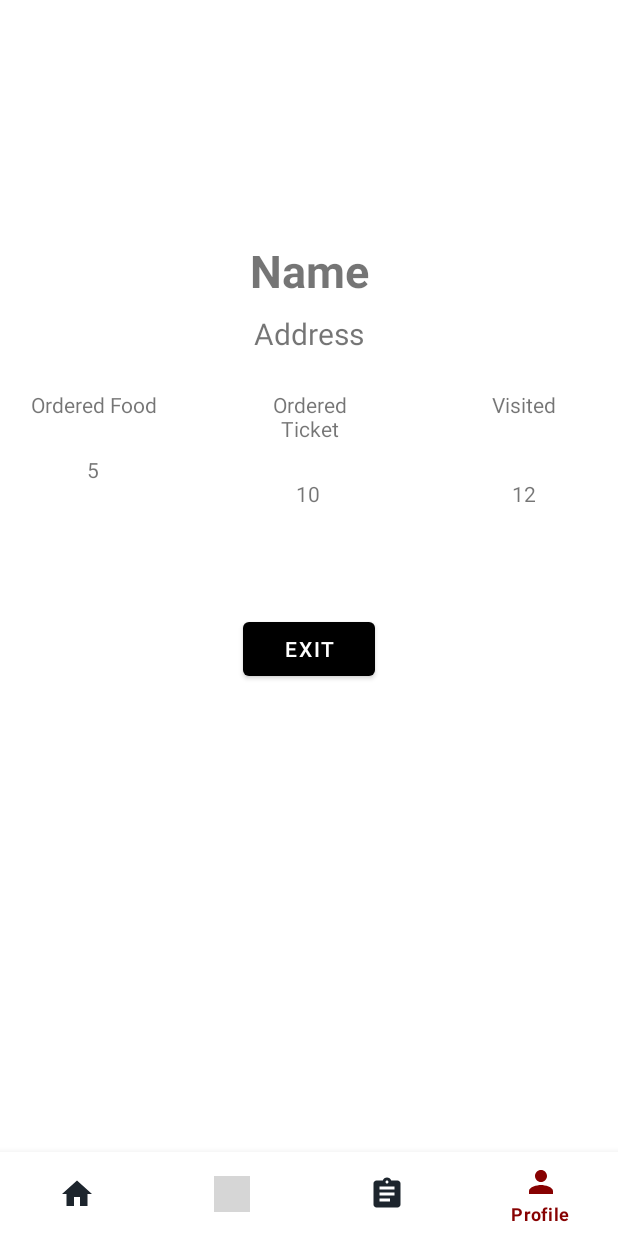
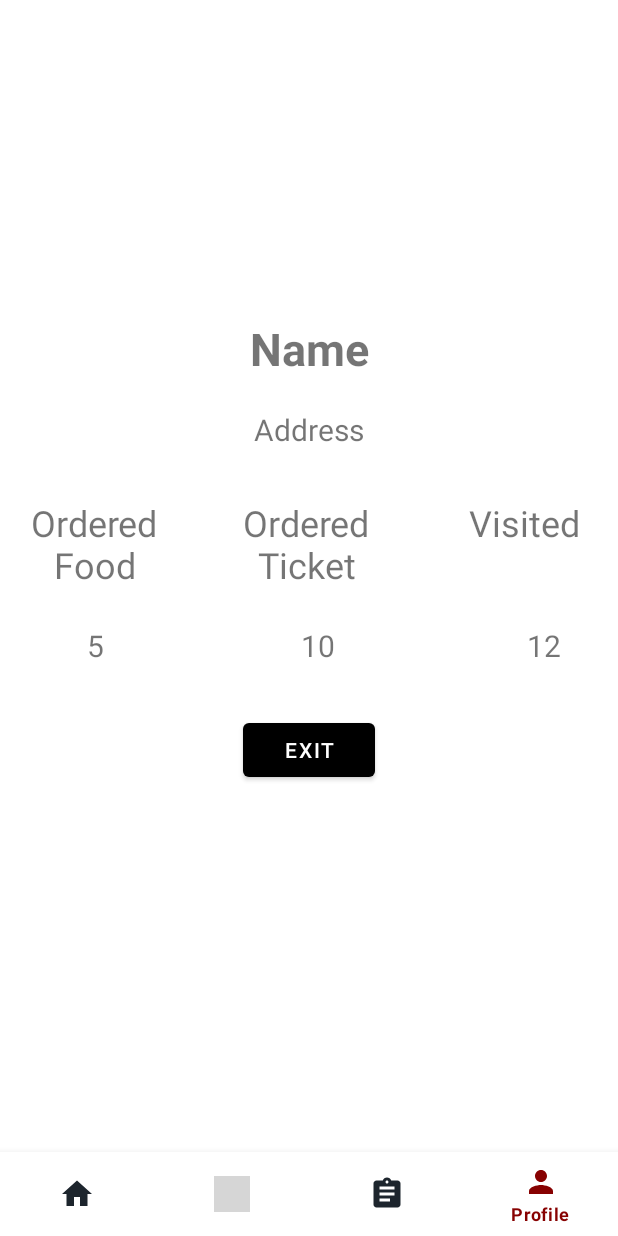
Before and after one commit to fachry-isl/Cinema-Food, an Android app: the ProfileFragment screen opened through its navigation route, on a phone screen of 412 x 824 dp. Run offline under Robolectric (Android 15) with nearby library versions, the light colour scheme and no system bars; our stand-ins replace CircleImageView, Room's generated code, navigation-ui; grey boxes are pictures that could not be loaded.

```diff
--- a/app/src/main/AndroidManifest.xml
+++ b/app/src/main/AndroidManifest.xml
@@ -25,7 +25,8 @@
         </activity>
         <activity
             android:name=".ui.home.HomeActivity"
-            android:exported="true">
+            android:exported="true" >
+            android:theme="@style/Theme.AppCompat.Light.NoActionBar">
             <intent-filter>
                 <action android:name="android.intent.action.MAIN" />
 
--- a/app/src/main/res/layout/dialog_success_checkout.xml
+++ b/app/src/main/res/layout/dialog_success_checkout.xml
@@ -12,7 +12,7 @@
         android:layout_marginTop="32dp"
         android:layout_marginEnd="32dp"
         android:contentDescription="@string/dialog_icon_for_processed_order"
-        android:src="@drawable/ic_checkout_processed"
+        android:src="@drawable/checkout"
         app:layout_constraintEnd_toEndOf="parent"
         app:layout_constraintStart_toStartOf="parent"
         app:layout_constraintTop_toTopOf="parent" />
--- a/app/src/main/res/layout/fragment_profile.xml
+++ b/app/src/main/res/layout/fragment_profile.xml
@@ -10,7 +10,7 @@
             android:id="@+id/imageView5"
             android:layout_width="wrap_content"
             android:layout_height="wrap_content"
-            android:layout_marginTop="120dp"
+            android:layout_marginTop="180dp"
             app:layout_constraintEnd_toEndOf="parent"
             app:layout_constraintStart_toStartOf="parent"
             app:layout_constraintTop_toTopOf="parent"
@@ -20,7 +20,7 @@
             android:id="@+id/name"
             android:layout_width="wrap_content"
             android:layout_height="wrap_content"
-            android:layout_marginTop="40dp"
+            android:layout_marginTop="32dp"
             android:text="@string/name"
             android:textSize="30sp"
             android:textStyle="bold"
@@ -32,7 +32,7 @@
             android:id="@+id/address"
             android:layout_width="wrap_content"
             android:layout_height="wrap_content"
-            android:layout_marginTop="8dp"
+            android:layout_marginTop="20dp"
             android:text="@string/address"
             android:textSize="20sp"
             app:layout_constraintEnd_toEndOf="parent"
@@ -44,9 +44,10 @@
             android:layout_width="85dp"
             android:layout_height="wrap_content"
             android:layout_marginStart="20dp"
-            android:layout_marginTop="24dp"
+            android:layout_marginTop="32dp"
+            android:gravity="center"
             android:text="@string/order_food"
-            android:gravity="center"
+            android:textSize="24sp"
             app:layout_constraintStart_toStartOf="parent"
             app:layout_constraintTop_toBottomOf="@+id/address" />
 
@@ -54,10 +55,11 @@
             android:id="@+id/orderticket"
             android:layout_width="85dp"
             android:layout_height="wrap_content"
-            android:layout_marginStart="58dp"
-            android:layout_marginTop="24dp"
+            android:layout_marginStart="56dp"
+            android:layout_marginTop="32dp"
+            android:gravity="center"
             android:text="@string/order_ticket"
-            android:gravity="center"
+            android:textSize="24sp"
             app:layout_constraintStart_toEndOf="@+id/orderfood"
             app:layout_constraintTop_toBottomOf="@+id/address" />
 
@@ -65,10 +67,11 @@
             android:id="@+id/visited"
             android:layout_width="85dp"
             android:layout_height="wrap_content"
-            android:layout_marginTop="24dp"
+            android:layout_marginTop="32dp"
             android:layout_marginEnd="20dp"
             android:gravity="center"
             android:text="@string/visited"
+            android:textSize="24sp"
             app:layout_constraintEnd_toEndOf="parent"
             app:layout_constraintTop_toBottomOf="@+id/address" />
 
@@ -79,6 +82,7 @@
             android:layout_marginStart="58dp"
             android:layout_marginTop="24dp"
             android:text="@string/qty_food"
+            android:textSize="20sp"
             app:layout_constraintStart_toStartOf="parent"
             app:layout_constraintTop_toBottomOf="@+id/orderfood" />
 
@@ -89,6 +93,7 @@
             android:layout_marginStart="131dp"
             android:layout_marginTop="24dp"
             android:text="@string/qty_ticket"
+            android:textSize="20sp"
             app:layout_constraintStart_toEndOf="@+id/qtyfood"
             app:layout_constraintTop_toBottomOf="@+id/orderticket" />
 
@@ -97,8 +102,9 @@
             android:layout_width="wrap_content"
             android:layout_height="wrap_content"
             android:layout_marginStart="128dp"
-            android:layout_marginTop="40dp"
+            android:layout_marginTop="52dp"
             android:text="@string/lst_visit"
+            android:textSize="20sp"
             app:layout_constraintStart_toEndOf="@+id/qtyticket"
             app:layout_constraintTop_toBottomOf="@+id/visited" />
 
@@ -106,11 +112,12 @@
             android:id="@+id/exit"
             android:layout_width="wrap_content"
             android:layout_height="wrap_content"
-            android:layout_marginTop="70dp"
+            android:layout_marginTop="32dp"
             android:radius="2000dp"
             android:text="@string/exit"
             app:layout_constraintEnd_toEndOf="parent"
             app:layout_constraintStart_toStartOf="parent"
             app:layout_constraintTop_toBottomOf="@+id/qtyticket" />
 
+
 </androidx.constraintlayout.widget.ConstraintLayout>
```
Also changed, not shown: app/src/main/res/drawable/checkout.png (added).
